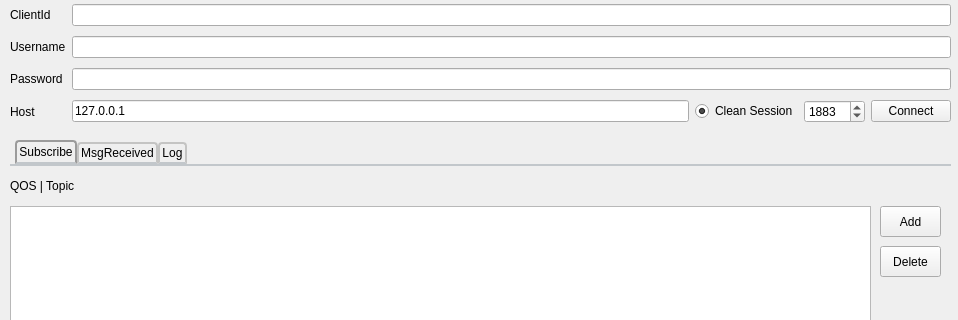
The window that mqttwindow.ui (wwhai/iothub-device-inspect-tool) describes before a commit, drawn with Qt 5; both pictures show x 0 to 958 and y 0 to 320 of the 958 by 620 pixel window.
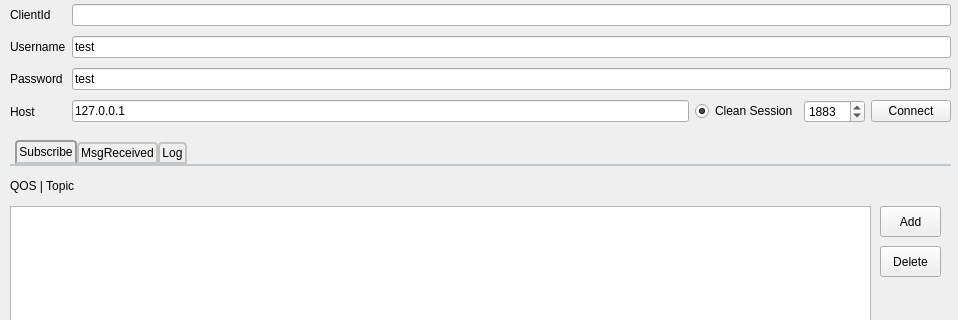
The same window after the commit.

Commit message: dev: add options

```diff
--- a/mqttwindow.ui
+++ b/mqttwindow.ui
@@ -49,10 +49,18 @@
       </widget>
      </item>
      <item row="1" column="1" colspan="4">
-      <widget class="QLineEdit" name="usernameEdit"/>
+      <widget class="QLineEdit" name="usernameEdit">
+       <property name="text">
+        <string>test</string>
+       </property>
+      </widget>
      </item>
      <item row="2" column="1" colspan="4">
-      <widget class="QLineEdit" name="passwordEdit"/>
+      <widget class="QLineEdit" name="passwordEdit">
+       <property name="text">
+        <string>test</string>
+       </property>
+      </widget>
      </item>
      <item row="2" column="0">
       <widget class="QLabel" name="label_3">
```
The commit also changes 2 other files.
